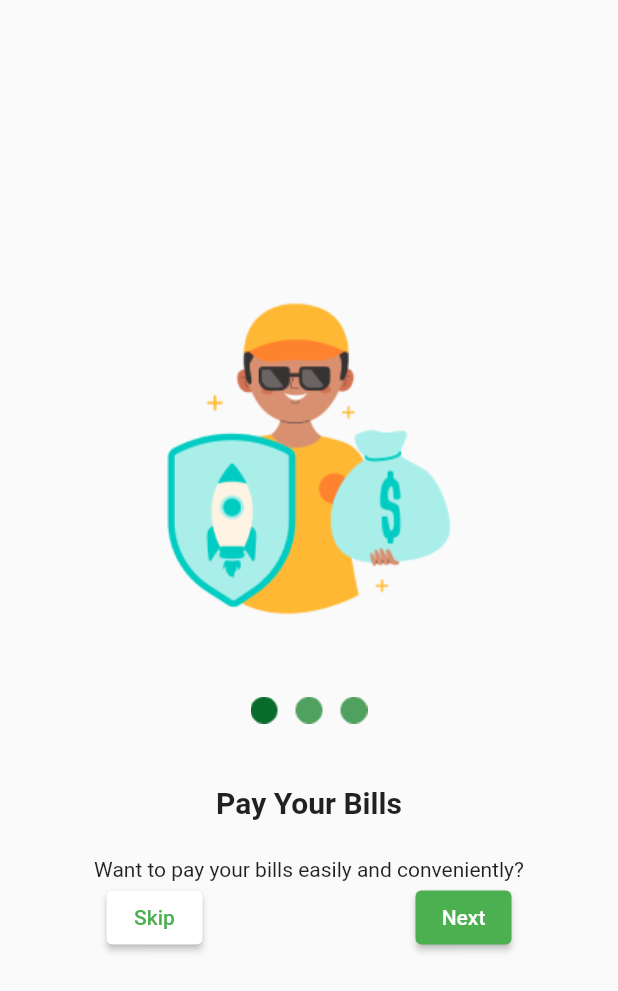
After one commit to Eyiladeogo/QrPay, a Flutter app: the screen it shows after launch, swiped to page 2, on a phone screen of 412 x 824 dp. The commit adds this screen. Shown: the top 991 px of the screen. Run offline on Flutter 3.47's test engine with Material 2 defaults, Android fonts, the phone set to English and light mode, and no system bars.

Commit message:
First four pages completed

```diff
--- /dev/null
+++ b/lib/components/skip_next_buttons.dart
@@ -0,0 +1,34 @@
+import 'package:flutter/material.dart';
+import 'package:qrpay_ui/utils/config.dart';
+
+class SkipNextButtons extends StatelessWidget {
+  final VoidCallback onSkip;
+  final VoidCallback onNext;
+
+  const SkipNextButtons({
+    Key? key,
+    required this.onSkip,
+    required this.onNext,
+  }) : super(key: key);
+
+  @override
+  Widget build(BuildContext context) {
+    return Row(
+      mainAxisAlignment: MainAxisAlignment.spaceAround,
+      children: [
+        ElevatedButton(
+          onPressed: onSkip,
+          child: Text('Skip'),
+          style: ElevatedButton.styleFrom(backgroundColor: Colors.white, // White background for Skip button
+              foregroundColor: Colors.green,),
+        ),
+        ElevatedButton(
+          onPressed: onNext,
+          child: Text('Next'),
+          style: ElevatedButton.styleFrom(backgroundColor: Config.primaryColor, // White background for Skip button
+              foregroundColor: Colors.white,),
+        ),
+      ],
+    );
+  }
+}
--- a/lib/main.dart
+++ b/lib/main.dart
@@ -1,5 +1,10 @@
 import 'package:flutter/material.dart';
 import 'package:qrpay_ui/pages/page_one.dart';
+import 'package:qrpay_ui/pages/page_two.dart';
+import 'package:qrpay_ui/pages/page_three.dart';
+import 'package:qrpay_ui/pages/page_four.dart';
+import 'package:qrpay_ui/pages/page_five.dart';
+import 'package:qrpay_ui/utils/config.dart'; // Import your PageTwo widget
 
 void main() {
   runApp(const MyApp());
@@ -14,14 +19,20 @@
   @override
   Widget build(BuildContext context) {
     return MaterialApp(
+      navigatorKey: navigatorKey,
       title: 'QRPAY',
       debugShowCheckedModeBanner: false,
-      theme: ThemeData(),
+      theme: ThemeData(
+          inputDecorationTheme:
+              const InputDecorationTheme(focusColor: Config.primaryColor)),
       initialRoute: '/',
       routes: {
         '/': (context) => const PageOne(),
+        'page_two': (context) => const PageTwo(),
+        'page_three': (context) => const PageThree(),
+        'page_four': (context) => const PageFour(),
+        'page_five': (context) => const PageFive(),
       },
-
     );
   }
 }
--- /dev/null
+++ b/lib/pages/page_two.dart
@@ -0,0 +1,129 @@
+import 'package:flutter/material.dart';
+import 'package:qrpay_ui/utils/text.dart';
+import 'package:qrpay_ui/utils/config.dart';
+import 'package:qrpay_ui/components/skip_next_buttons.dart';
+
+class PageTwo extends StatelessWidget {
+  const PageTwo({Key? key}) : super(key: key);
+
+  @override
+  Widget build(BuildContext context) {
+    return Scaffold(
+      body: Center(
+        child: Column(
+          mainAxisAlignment: MainAxisAlignment.center,
+          children: <Widget>[
+            Image.asset('assets/security.png'),
+            Config.spaceMedium,
+            Image.asset('assets/green_stuff_1.png'),
+            Config.spaceMedium,
+            Text(
+              AppText.enText['page_two_main']!,
+              textAlign: TextAlign.center,
+              style: const TextStyle(fontWeight: FontWeight.bold, fontSize: 20),
+            ),
+            Config.spaceSmall,
+            Text(
+              AppText.enText['page_two_sub']!,
+              textAlign: TextAlign.center,
+            ),
+            SkipNextButtons(onSkip: (){Navigator.of(context).pushReplacementNamed('page_five');}, onNext: (){
+              Navigator.of(context).pushReplacementNamed('page_three');
+            })
+          ],
+        ),
+      ),
+    );
+  }
+}
+
+
+
+
+// class Page2 extends StatelessWidget {
+//   @override
+//   Widget build(BuildContext context) {
+//     return Scaffold(
+//       appBar: AppBar(
+//         title: Text('Page 2'),
+//       ),
+//       body: Center(
+//         child: Column(
+//           mainAxisAlignment: MainAxisAlignment.center,
+//           children: [
+//             Stack(
+//               alignment: Alignment.center,
+//               children: [
+//                 Image.asset(
+//                   'assets/image1.png', // Replace with your image asset path
+//                   width: 200.0,
+//                   height: 200.0,
+//                 ),
+//                 Positioned(
+//                   top: 160.0, // Adjust the position as needed
+//                   child: Image.asset(
+//                     'assets/image2.png', // Replace with your image asset path
+//                     width: 80.0,
+//                     height: 80.0,
+//                   ),
+//                 ),
+//               ],
+//             ),
+//             SizedBox(height: 20.0), // Add spacing between images and text
+//             Text(
+//               'Your Text Here',
+//               style: TextStyle(fontSize: 20.0),
+//             ),
+//             SizedBox(height: 40.0), // Add spacing between text and buttons
+//             Row(
+//               mainAxisAlignment: MainAxisAlignment.center,
+//               children: [
+//                 ElevatedButton(
+//                   onPressed: () {
+//                     Navigator.of(context).pushReplacement(
+//                       MaterialPageRoute(builder: (context) => Page5()),
+//                     );
+//                   },
+//                   child: Text('Skip'),
+//                 ),
+//                 SizedBox(width: 20.0), // Add spacing between buttons
+//                 ElevatedButton(
+//                   onPressed: () {
+//                     Navigator.of(context).push(
+//                       MaterialPageRoute(builder: (context) => Page3()),
+//                     );
+//                   },
+//                   child: Text('Next'),
+//                 ),
+//               ],
+//             ),
+//           ],
+//         ),
+//       ),
+//     );
+//   }
+// }
+//
+// class Page3 extends StatelessWidget {
+//   @override
+//   Widget build(BuildContext context) {
+//     return Scaffold(
+//       appBar: AppBar(
+//         title: Text('Page 3'),
+//       ),
+//       // Add your Page 3 content here
+//     );
+//   }
+// }
+//
+// class Page5 extends StatelessWidget {
+//   @override
+//   Widget build(BuildContext context) {
+//     return Scaffold(
+//       appBar: AppBar(
+//         title: Text('Page 5'),
+//       ),
+//       // Add your Page 5 content here
+//     );
+//   }
+// }
--- /dev/null
+++ b/lib/utils/text.dart
@@ -0,0 +1,18 @@
+//this is pre-defined text for app
+
+class AppText {
+  static final enText = {
+    'welcome_text': 'Welcome',
+    'signIn_text': 'Sign in to your account',
+    'registered_text': 'Already have an account?',
+    'signUp_text': 'Don\'t have an account?',
+    'social-login': 'Or continue with social account',
+    'forgot-password': 'Forgot Your Password?',
+    'page_two_main': 'Pay Your Bills',
+    'page_two_sub': 'Want to pay your bills easily and conveniently?',
+    'page_three_main': 'Secure Payments',
+    'page_three_sub': 'The security of your payments is paramount to us.',
+    'page_four_main': 'Offline Payments',
+    'page_four_sub': 'Don\'t believe it? Join us and see for yourself!'
+  };
+}
```
Also changed, not shown: lib/pages/page_five.dart (added, +36 -0 lines), lib/pages/page_four.dart (added, +38 -0 lines), lib/pages/page_one.dart (+37 -5 lines), lib/pages/page_three.dart (added, +38 -0 lines), assets/green_stuff_1.png (added), assets/green_stuff_2.png (added), assets/green_stuff_3.png (added), assets/hiring 1.png (added), assets/payment 1.png (added), assets/protection.png (added), assets/security.png (added), lib/utils/config.dart (renamed from utils/config.dart), lib/utils/globals.dart (added), utils/text.dart (deleted).
